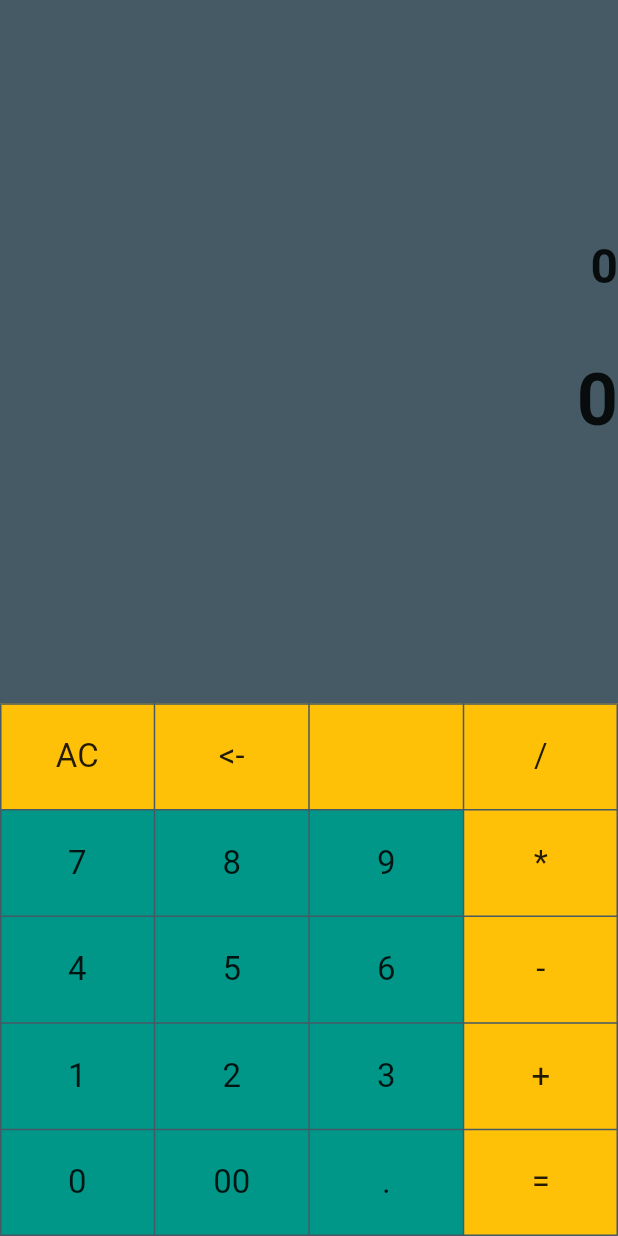
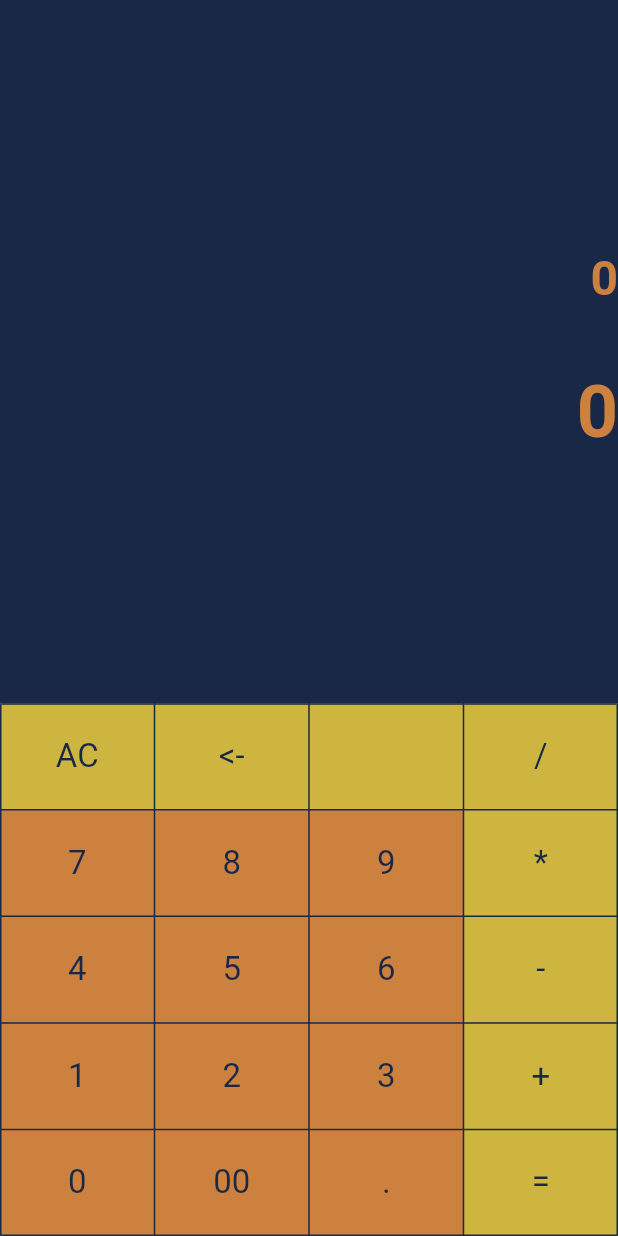
Before and after one commit to onrlcn-ff/flutter-calculator, a Flutter app: the screen it shows after launch, on a phone screen of 412 x 824 dp. Run offline on Flutter 3.47's test engine with Material 2 defaults, Android fonts, the phone set to English and light mode, and no system bars; our stand-ins replace math_expressions.

Commit message:
Theme Color

```diff
--- a/lib/calculator.dart
+++ b/lib/calculator.dart
@@ -41,7 +41,10 @@ class _CalculatorHomePageState extends State<CalculatorHomePage> {
       child: Container(
         height: MediaQuery.of(context).size.height / 11.6,
         color: color,
-        child: Center(child: Text(buttonName, style: TextStyle(fontSize: 22))),
+        child: Center(
+            child: Text(buttonName,
+                style: TextStyle(
+                    fontSize: 22, color: Theme.of(context).backgroundColor))),
       ),
     );
   }
@@ -49,7 +52,7 @@ class _CalculatorHomePageState extends State<CalculatorHomePage> {
   @override
   Widget build(BuildContext context) {
     return Scaffold(
-      backgroundColor: Theme.of(context).primaryColorDark,
+      backgroundColor: Theme.of(context).backgroundColor,
       body: Container(
         child: Column(children: [
           Expanded(
@@ -62,7 +65,9 @@ class _CalculatorHomePageState extends State<CalculatorHomePage> {
                       width: MediaQuery.of(context).size.width,
                       child: Text(process,
                           style: TextStyle(
-                              fontSize: 32, fontWeight: FontWeight.bold))),
+                              color: Theme.of(context).accentColor,
+                              fontSize: 32,
+                              fontWeight: FontWeight.bold))),
                   SizedBox(
                     height: MediaQuery.of(context).size.height / 20,
                   ),
@@ -71,46 +76,67 @@ class _CalculatorHomePageState extends State<CalculatorHomePage> {
                       width: MediaQuery.of(context).size.width,
                       child: Text(result,
                           style: TextStyle(
-                              fontSize: 48, fontWeight: FontWeight.bold))),
+                              color: Theme.of(context).accentColor,
+                              fontSize: 48,
+                              fontWeight: FontWeight.bold))),
                 ],
               ),
             ),
           ),
-          Divider(
-            color: Theme.of(context).primaryColorDark,
-          ),
           Table(
-            border: TableBorder.all(color: Theme.of(context).primaryColorDark),
+            border: TableBorder.all(
+                color: Theme.of(context).backgroundColor,
+                style: BorderStyle.solid),
             children: [
               TableRow(children: [
-                calculatorKeys(buttonName: "AC", color: Colors.amber),
-                calculatorKeys(buttonName: "<-", color: Colors.amber),
-                calculatorKeys(buttonName: "", color: Colors.amber),
-                calculatorKeys(buttonName: "/", color: Colors.amber),
+                calculatorKeys(
+                    buttonName: "AC", color: Theme.of(context).buttonColor),
+                calculatorKeys(
+                    buttonName: "<-", color: Theme.of(context).buttonColor),
+                calculatorKeys(
+                    buttonName: "", color: Theme.of(context).buttonColor),
+                calculatorKeys(
+                    buttonName: "/", color: Theme.of(context).buttonColor),
               ]),
               TableRow(children: [
-                calculatorKeys(buttonName: "7", color: Colors.teal),
-                calculatorKeys(buttonName: "8", color: Colors.teal),
-                calculatorKeys(buttonName: "9", color: Colors.teal),
-                calculatorKeys(buttonName: "*", color: Colors.amber),
+                calculatorKeys(
+                    buttonName: "7", color: Theme.of(context).accentColor),
+                calculatorKeys(
+                    buttonName: "8", color: Theme.of(context).accentColor),
+                calculatorKeys(
+                    buttonName: "9", color: Theme.of(context).accentColor),
+                calculatorKeys(
+                    buttonName: "*", color: Theme.of(context).buttonColor),
               ]),
               TableRow(children: [
-                calculatorKeys(buttonName: "4", color: Colors.teal),
-                calculatorKeys(buttonName: "5", color: Colors.teal),
-                calculatorKeys(buttonName: "6", color: Colors.teal),
-                calculatorKeys(buttonName: "-", color: Colors.amber),
+                calculatorKeys(
+                    buttonName: "4", color: Theme.of(context).accentColor),
+                calculatorKeys(
+                    buttonName: "5", color: Theme.of(context).accentColor),
+                calculatorKeys(
+                    buttonName: "6", color: Theme.of(context).accentColor),
+                calculatorKeys(
+                    buttonName: "-", color: Theme.of(context).buttonColor),
               ]),
               TableRow(children: [
-                calculatorKeys(buttonName: "1", color: Colors.teal),
-                calculatorKeys(buttonName: "2", color: Colors.teal),
-                calculatorKeys(buttonName: "3", color: Colors.teal),
-                calculatorKeys(buttonName: "+", color: Colors.amber),
+                calculatorKeys(
+                    buttonName: "1", color: Theme.of(context).accentColor),
+                calculatorKeys(
+                    buttonName: "2", color: Theme.of(context).accentColor),
+                calculatorKeys(
+                    buttonName: "3", color: Theme.of(context).accentColor),
+                calculatorKeys(
+                    buttonName: "+", color: Theme.of(context).buttonColor),
               ]),
               TableRow(children: [
-                calculatorKeys(buttonName: "0", color: Colors.teal),
-                calculatorKeys(buttonName: "00", color: Colors.teal),
-                calculatorKeys(buttonName: ".", color: Colors.teal),
-                calculatorKeys(buttonName: "=", color: Colors.amber),
+                calculatorKeys(
+                    buttonName: "0", color: Theme.of(context).accentColor),
+                calculatorKeys(
+                    buttonName: "00", color: Theme.of(context).accentColor),
+                calculatorKeys(
+                    buttonName: ".", color: Theme.of(context).accentColor),
+                calculatorKeys(
+                    buttonName: "=", color: Theme.of(context).buttonColor),
               ]),
             ],
           )
--- a/lib/main.dart
+++ b/lib/main.dart
@@ -14,6 +14,9 @@ class MyApp extends StatelessWidget {
       title: 'Calculator',
       theme: ThemeData(
         primarySwatch: Colors.blueGrey,
+        backgroundColor: Color(0xFF1A2848),
+        accentColor: Color(0xFFCD813F),
+        buttonColor: Color(0xFFCDB53F),
       ),
       home: CalculatorHomePage(),
     );
```
